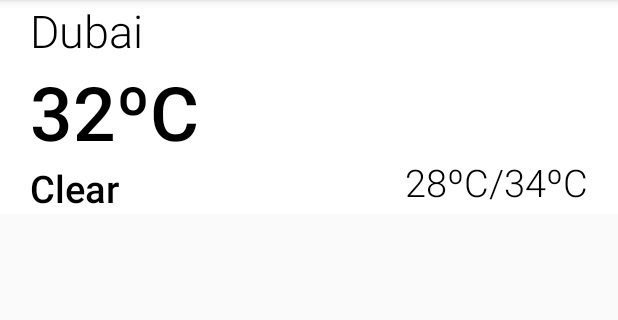
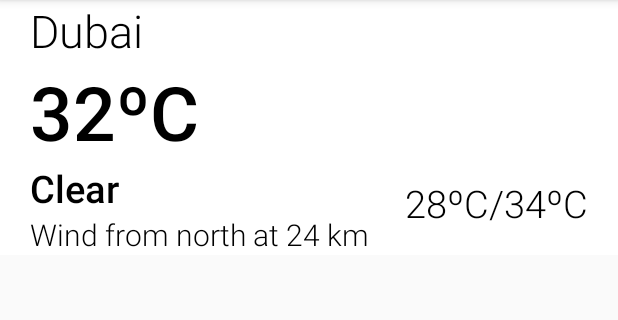
Before and after one commit to shubham7109/Satyam-Projects, an Android app: the screen it shows after launch (ListActivity), on a phone screen of 412 x 824 dp, the part 84-404 px from its top. Run offline under Robolectric (Android 15) with nearby library versions, the phone set to English and light mode, and no system bars; our stand-ins replace Picasso; pictures from the network do not load.

Commit message:
ignore previous commits

```diff
--- a/WeatherMobileApp/app/src/main/java/com/example/weathermobileapp/ListActivity.java
+++ b/WeatherMobileApp/app/src/main/java/com/example/weathermobileapp/ListActivity.java
@@ -98,6 +98,8 @@ public class ListActivity extends AppCompatActivity {
         weatherDescription.setText(weatherModel.getWeatherDescription());
         TextView minMax = findViewById(R.id.minMax);
         minMax.setText(weatherModel.getTempMin() + "\u00BAC /" + weatherModel.getTempMax() + "\u00BAC");
+        TextView windDescription = findViewById(R.id.windDescription);
+        windDescription.setText(weatherModel.getWindDescription());
 
     }
 
--- a/WeatherMobileApp/app/src/main/res/layout/weather_list_item.xml
+++ b/WeatherMobileApp/app/src/main/res/layout/weather_list_item.xml
@@ -51,10 +51,20 @@
             android:textSize="25sp"
             android:textStyle="bold"
             tools:ignore="HardcodedText,RtlHardcoded" />
+        <TextView
+            android:id="@+id/windDescription"
+            android:layout_width="230dp"
+            android:layout_height="wrap_content"
+            android:layout_gravity="left"
+            android:fontFamily="sans-serif-light"
+            android:text="Wind from north at 24 km"
+            android:textColor="@color/black"
+            android:textSize="20sp"
+            tools:ignore="HardcodedText,RtlHardcoded" />
     </LinearLayout>
     <LinearLayout
         android:layout_width="wrap_content"
-        android:layout_height="match_parent"
+        android:layout_height= "match_parent"
         android:layout_marginStart="20dp"
         android:layout_marginEnd="20dp"
         android:orientation="vertical"
```
